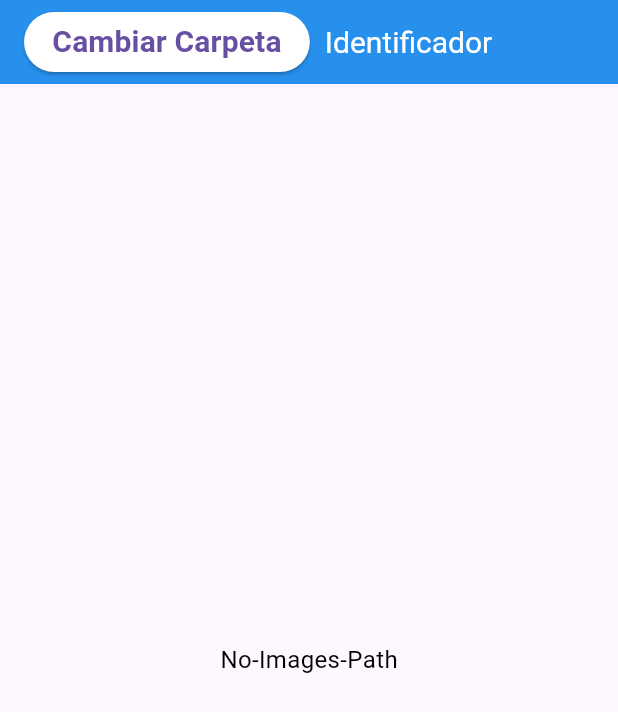
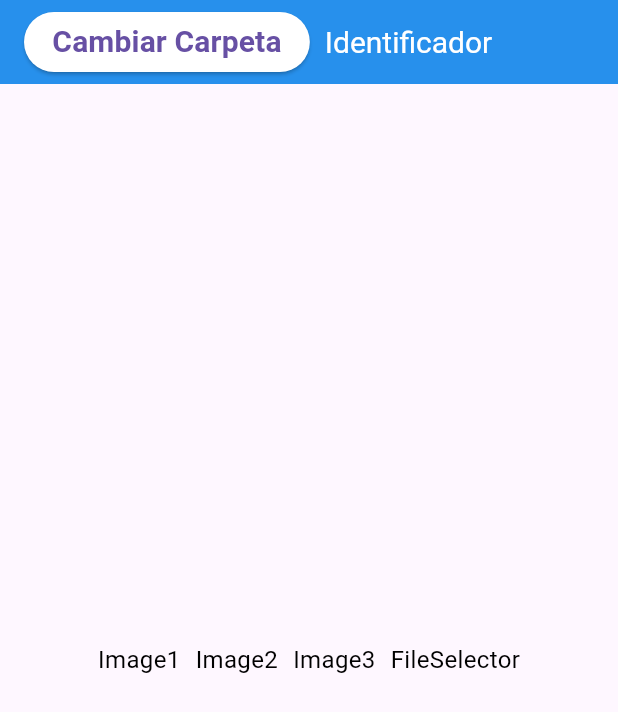
Before and after one commit to Fabian-Castro-C/Nastid, a Flutter app: the IdentifierScreen screen opened by its route, on a phone screen of 412 x 824 dp. Shown: the top 712 px of the screen. Run offline on Flutter 3.47's test engine with Material 3 defaults, Android fonts, the light colour scheme and no system bars; our stand-ins replace bloc, equatable, flutter_bloc, go_router, google_fonts; missing offline and left inert: file_selector.

Commit message:
Esqueleto del body del identifier_screen.

```diff
--- /dev/null
+++ b/lib/presentation/screens/identifier/identifier_body.dart
@@ -0,0 +1,23 @@
+import 'package:flutter/material.dart';
+
+class IdentifierBody extends StatelessWidget {
+  const IdentifierBody({super.key});
+
+  @override
+  Widget build(BuildContext context) {
+    return const Center(
+      child: Row(
+        mainAxisAlignment: MainAxisAlignment.center,
+        children: [
+          Text('Image1'),
+          SizedBox(width: 10), // Agrega espacio entre los elementos
+          Text('Image2'),
+          SizedBox(width: 10),
+          Text('Image3'),
+          SizedBox(width: 10),
+          Text('FileSelector'),
+        ],
+      ),
+    );
+  }
+}
--- a/lib/presentation/screens/identifier/identifier_screen.dart
+++ b/lib/presentation/screens/identifier/identifier_screen.dart
@@ -2,6 +2,7 @@ import 'package:flutter/material.dart';
 import 'package:flutter_bloc/flutter_bloc.dart'; // Import the library that defines 'read'
 import 'package:nastid/presentation/blocs/identifier/path_folder_images_cubit.dart';
 import 'package:nastid/presentation/screens/identifier/change_folder_button.dart';
+import 'package:nastid/presentation/screens/identifier/identifier_body.dart';
 
 class IdentifierScreen extends StatefulWidget {
   const IdentifierScreen({super.key});
@@ -28,9 +29,7 @@ class _IdentifierScreenState extends State<IdentifierScreen> {
           ],
         ),
       ),
-      body: Center(
-        child: Text(path), // Muestra el path en pantalla
-      ),
+      body: const IdentifierBody(), // Muestra el path en pantalla
     );
   }
 }
```
